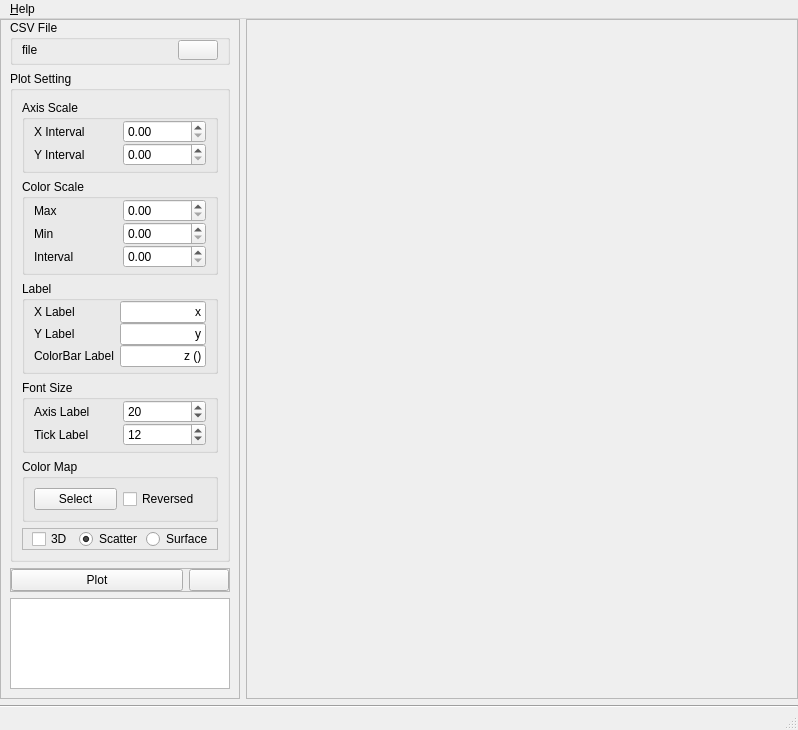
Old version of the form designer/MainWindow.ui in the repository Yolyne/Csv-Heatmapper.
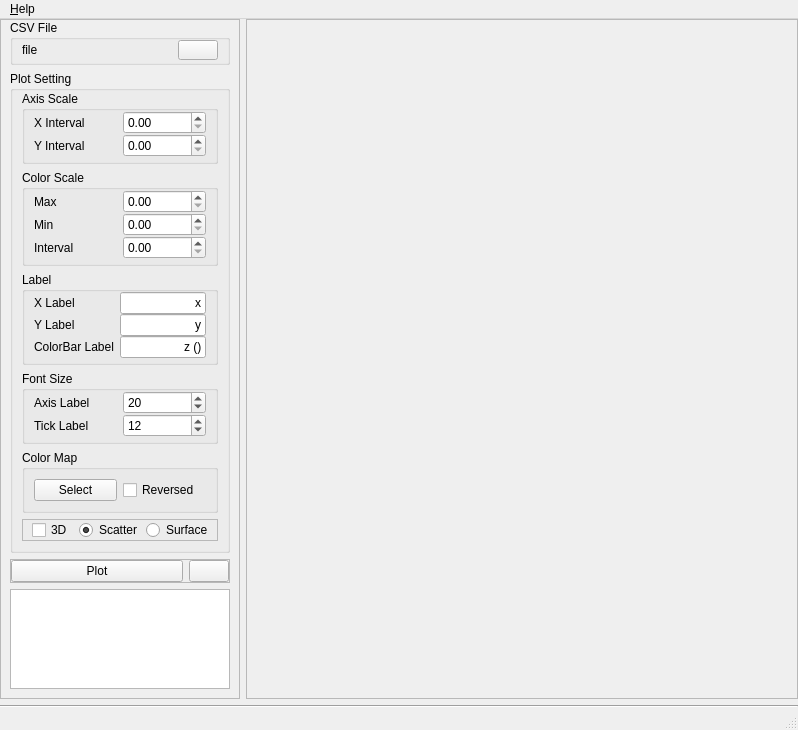
New version of the form. Icons and pictures are not drawn.

The edit to the form file:
```diff
--- a/designer/MainWindow.ui
+++ b/designer/MainWindow.ui
@@ -129,6 +129,9 @@
              <string>Plot Setting</string>
             </property>
             <layout class="QVBoxLayout" name="verticalLayout_2">
+             <property name="topMargin">
+              <number>0</number>
+             </property>
              <item>
               <widget class="QGroupBox" name="groupBox_3">
                <property name="sizePolicy">
```
Left out of the diff: 4 changed lines with no effect on the pictures.
